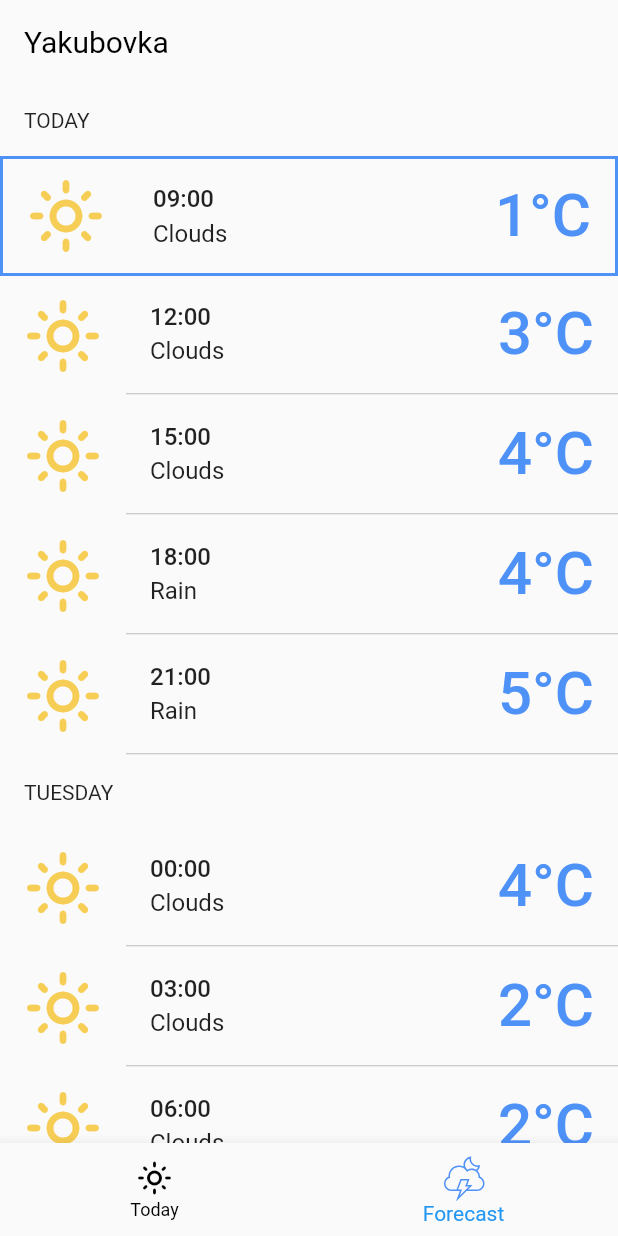
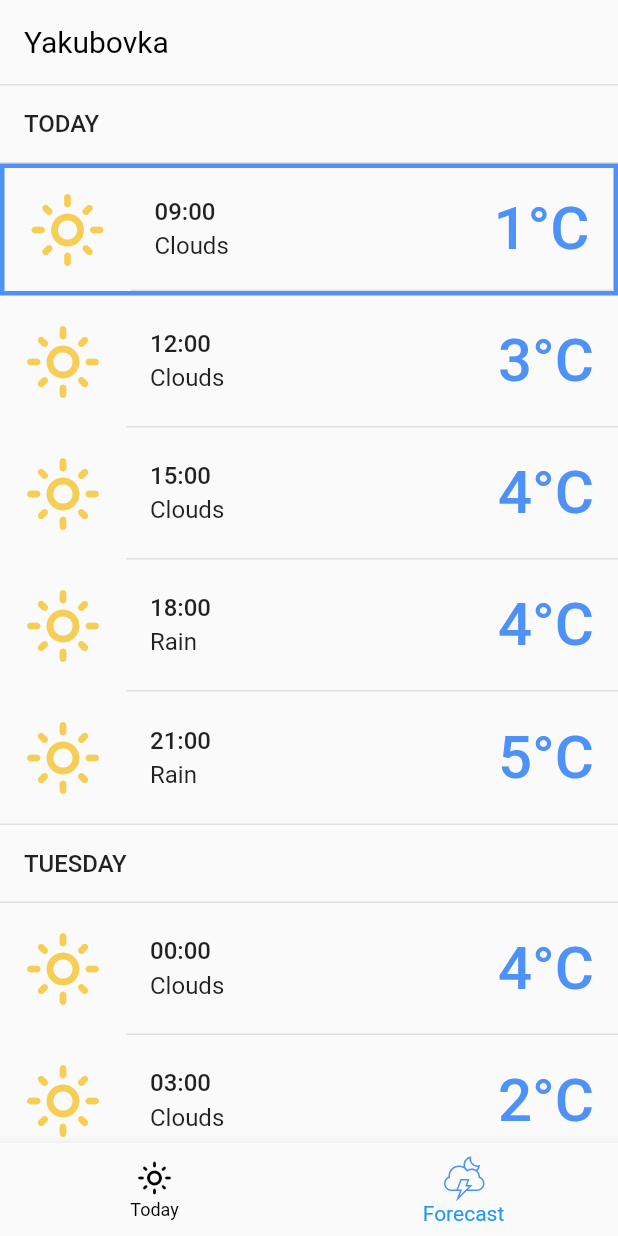
Before and after one commit to yauheniprakapenka/flutter_weather_app, a Flutter app: the screen it shows after launch, item 2 of the bottom bar chosen, on a phone screen of 412 x 824 dp. Run offline on Flutter 3.47's test engine with Material 2 defaults, Android fonts, the phone set to English and light mode, and no system bars; our stand-ins replace dio, flutter_bloc, flutter_svg, get.

Commit message:
fix: fix handling border

```diff
--- a/lib/src/ui/features/forecast_weather/composites/forecast_list.dart
+++ b/lib/src/ui/features/forecast_weather/composites/forecast_list.dart
@@ -2,6 +2,7 @@ import 'package:flutter/material.dart';
 import 'package:flutter_weather_app/src/domain/lib/domain.dart';
 
 import '../../../extensions/kelvin_to_celsius_extension.dart';
+import '../../../models/forecast_weather_list_with_title.dart';
 import '../../../utils/forecast_day_filter.dart';
 import '../widgets/widgets.dart';
 
@@ -21,15 +22,16 @@ class ForecastList extends StatelessWidget {
             return Column(
               crossAxisAlignment: CrossAxisAlignment.start,
               children: [
-                Padding(
-                  padding: const EdgeInsets.all(16),
-                  child: WeatherDay(dayTitle: forecastWeatherListWithTitle.dayTitle),
-                ),
+                WeatherDay(dayTitle: forecastWeatherListWithTitle.dayTitle),
                 ...forecastWeatherListWithTitle.forecastWeather.map(
                   (forecastWeather) {
                     return WeatherCard(
-                      isActive: _isWeatherCardActive(
+                      hasActiveBorder: _hasWeatherCardActiveBorder(
                         firstForecast: _forecastWeatherListWithTitle.first.forecastWeather.first.dtText ?? '',
+                        currentDtText: forecastWeather.dtText ?? '',
+                      ),
+                      hasBottomBorder: _hasBottomBorder(
+                        forecast: _forecastWeatherListWithTitle,
                         currentDtText: forecastWeather.dtText ?? '',
                       ),
                       celsium: forecastWeather.temp?.convertKelvinToCelsium(),
@@ -46,7 +48,17 @@ class ForecastList extends StatelessWidget {
     );
   }
 
-  bool _isWeatherCardActive({required String firstForecast, required String currentDtText}) {
+  bool _hasWeatherCardActiveBorder({required String firstForecast, required String currentDtText}) {
     return firstForecast == currentDtText;
   }
+
+  bool _hasBottomBorder({required List<ForecastWeatherListWithTitle> forecast, required String currentDtText}) {
+    final activeText = <String>{};
+    forecast.forEach((element) {
+      for (var i = 0; i < element.forecastWeather.length; i++) {
+        if (i == element.forecastWeather.length - 1) activeText.add(element.forecastWeather.last.dtText ?? '');
+      }
+    });
+    return !activeText.contains(currentDtText);
+  }
 }
--- a/lib/src/ui/features/forecast_weather/widgets/weather_card.dart
+++ b/lib/src/ui/features/forecast_weather/widgets/weather_card.dart
@@ -6,14 +6,16 @@ import '../../../shared/theme/app_colors.dart';
 import '../../../shared/widgets/widgets.dart';
 
 class WeatherCard extends StatelessWidget {
-  final bool isActive;
+  final bool hasActiveBorder;
+  final bool hasBottomBorder;
   final String? time;
   final int? celsium;
   final String? description;
 
   const WeatherCard({
     Key? key,
-    this.isActive = false,
+    this.hasActiveBorder = false,
+    this.hasBottomBorder = true,
     this.time,
     this.celsium,
     this.description,
@@ -22,10 +24,10 @@ class WeatherCard extends StatelessWidget {
   @override
   Widget build(context) {
     return Container(
-      height: 80,
-      decoration: isActive
-          ? BoxDecoration(border: Border.all(width: 2, color: context.read<AppColors>().secondary))
-          : null,
+      height: 88,
+      decoration: BoxDecoration(
+        border: hasActiveBorder ? Border.all(width: 3, color: context.read<AppColors>().secondary) : null,
+      ),
       child: Row(
         children: [
           const Padding(
@@ -60,7 +62,7 @@ class WeatherCard extends StatelessWidget {
                     ),
                   ),
                 ),
-                if (!isActive) const Divider(height: 3),
+                if (hasBottomBorder) Container(height: 1, color: context.read<AppColors>().divider),
               ],
             ),
           ),
--- a/lib/src/ui/features/forecast_weather/widgets/weather_day.dart
+++ b/lib/src/ui/features/forecast_weather/widgets/weather_day.dart
@@ -1,4 +1,7 @@
 import 'package:flutter/material.dart';
+import 'package:provider/provider.dart';
+
+import '../../../shared/theme/app_colors.dart';
 
 class WeatherDay extends StatelessWidget {
   final String dayTitle;
@@ -7,6 +10,19 @@ class WeatherDay extends StatelessWidget {
 
   @override
   Widget build(context) {
-    return Text(dayTitle.toUpperCase(),);
+    final border = BorderSide(width: 1, color: context.read<AppColors>().divider);
+    return Container(
+      width: double.maxFinite,
+      decoration: BoxDecoration(
+        border: Border(top: border, bottom: border),
+      ),
+      child: Padding(
+        padding: const EdgeInsets.only(top: 16, bottom: 16, left: 16),
+        child: Text(
+          dayTitle.toUpperCase(),
+          style: const TextStyle(fontWeight: FontWeight.w500, fontSize: 16),
+        ),
+      ),
+    );
   }
 }
--- a/lib/src/ui/shared/theme/app_colors.dart
+++ b/lib/src/ui/shared/theme/app_colors.dart
@@ -5,7 +5,7 @@ class AppColors {
 
   Color get secondary => const Color(0xFF4e91f7);
 
-  Color get divider => const Color(0xFFBDBDBD);
+  Color get divider => const Color(0xFFE0E0E0);
 
   Color get foregroundTextButton => const Color(0xFFf09763);
 
```
